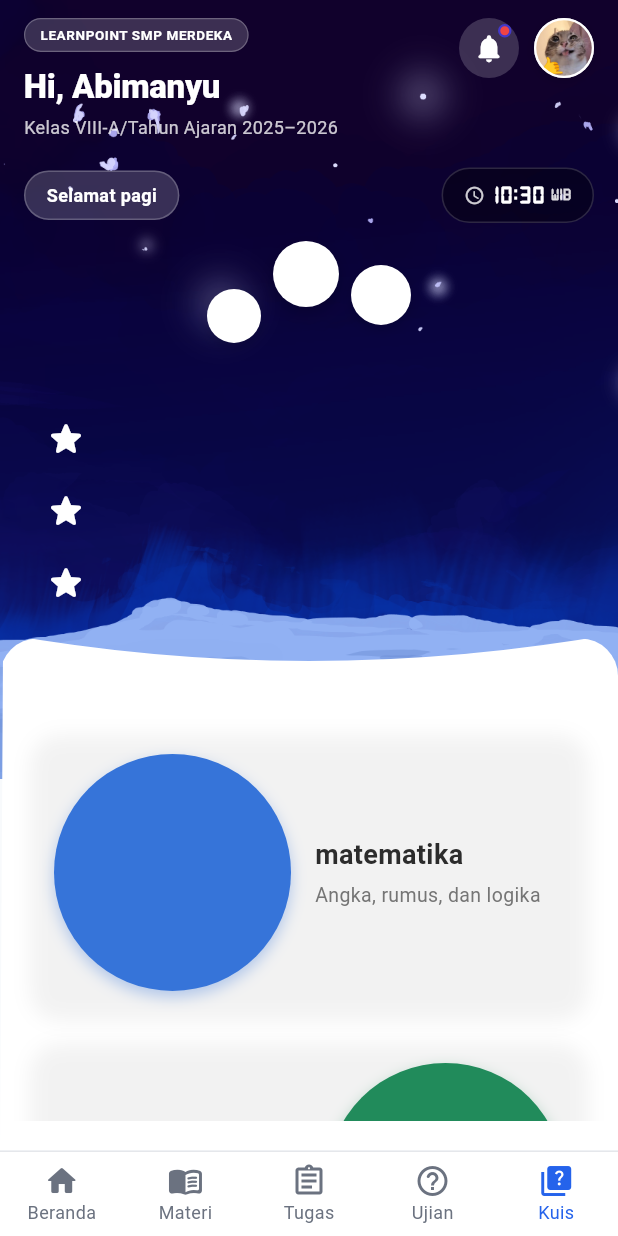
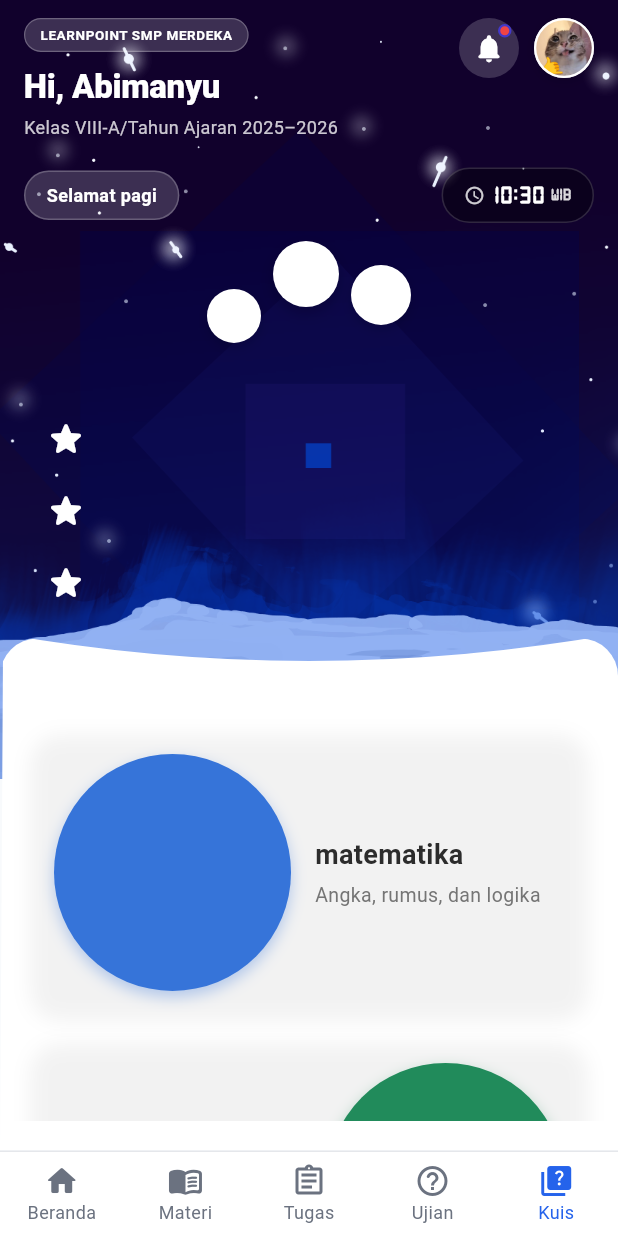
Before and after one commit to LandakBaik/LearnPoint_Mobile, a Flutter app: the screen it shows after launch, item 5 of the bottom bar chosen, on a phone screen of 412 x 824 dp. Run offline on Flutter 3.47's test engine with Material 3 defaults, Android fonts, the phone set to English and light mode, and no system bars; accounts and stored records are empty; network calls fail.

Commit message:
ganti gambar bintang quiz

```diff
--- a/lib/siswa/widgets/quiz_parallax_background_widget.dart
+++ b/lib/siswa/widgets/quiz_parallax_background_widget.dart
@@ -13,6 +13,9 @@ class QuizParallaxBackgroundWidget extends StatelessWidget {
 
   @override
   Widget build(BuildContext context) {
+
+    final screenWidth = MediaQuery.sizeOf(context).width;
+
     return Positioned(
       top: 0,
       left: 0,
@@ -30,25 +33,29 @@ class QuizParallaxBackgroundWidget extends StatelessWidget {
             ValueListenableBuilder<double>(
                 valueListenable: scrollOffset,
                 builder: (context, offset, child) {
-                final boundedOffset = offset.clamp(0.0, 800.0);
-
-                return ClipRRect(
+                    return ClipRect(
                     child: OverflowBox(
-                    alignment: Alignment.center,
+                        alignment: Alignment.topCenter,
                         minWidth: 0,
                         maxWidth: double.infinity,
-                    child: Transform.translate(
-                    // Gerak ke kanan (dx positif) dan sedikit ke bawah (dy positif kecil)
-                    offset: Offset(boundedOffset * 0.35, boundedOffset * 0.08),
+                        minHeight: 0,
+                        maxHeight: double.infinity,
+                        child: Transform.rotate(
+                        angle: offset * 0.001,
+                        alignment: Alignment.center,
                         child: child,
                             ),
                         ),
                     );
                 },
+                child: SizedBox(
+                    width: 600,
+                    height: 600,
                     child: Image.asset(
                     'assets/images/stars1.png',
                     fit: BoxFit.cover,
-                alignment: Alignment.center,
+                    alignment: Alignment.topCenter,
+                    ),
                 ),
                 ),
             ValueListenableBuilder<double>(
```
Also changed, not shown: assets/images/stars1.png. Lines whose indentation alone changed are shown as unchanged.
